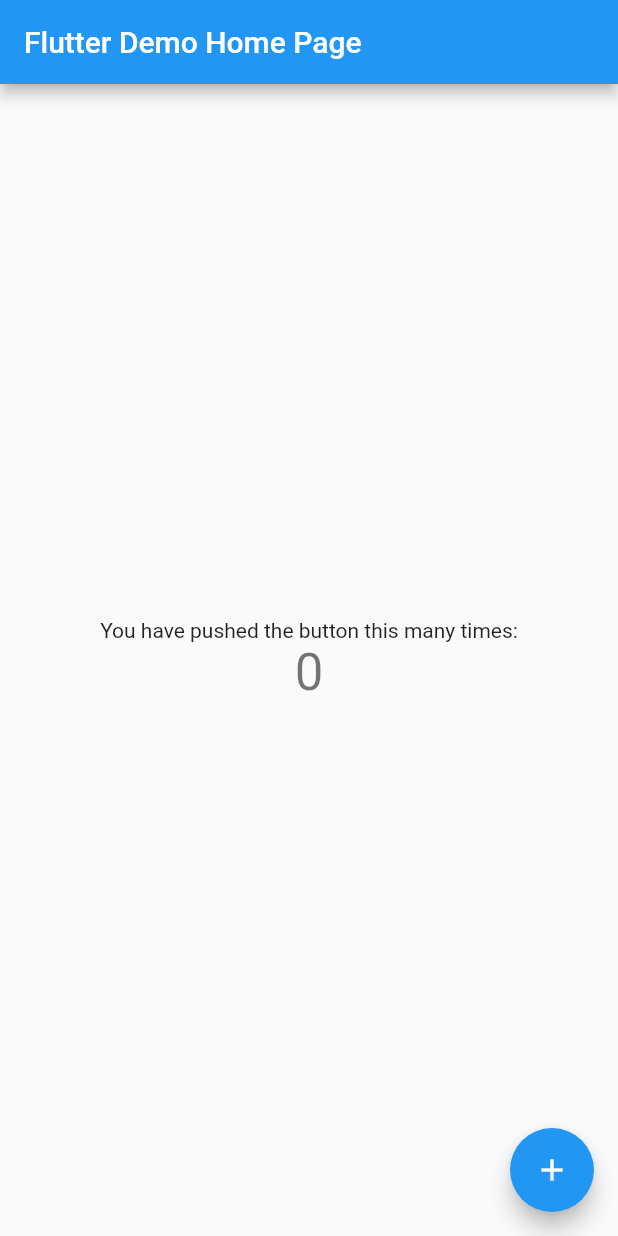
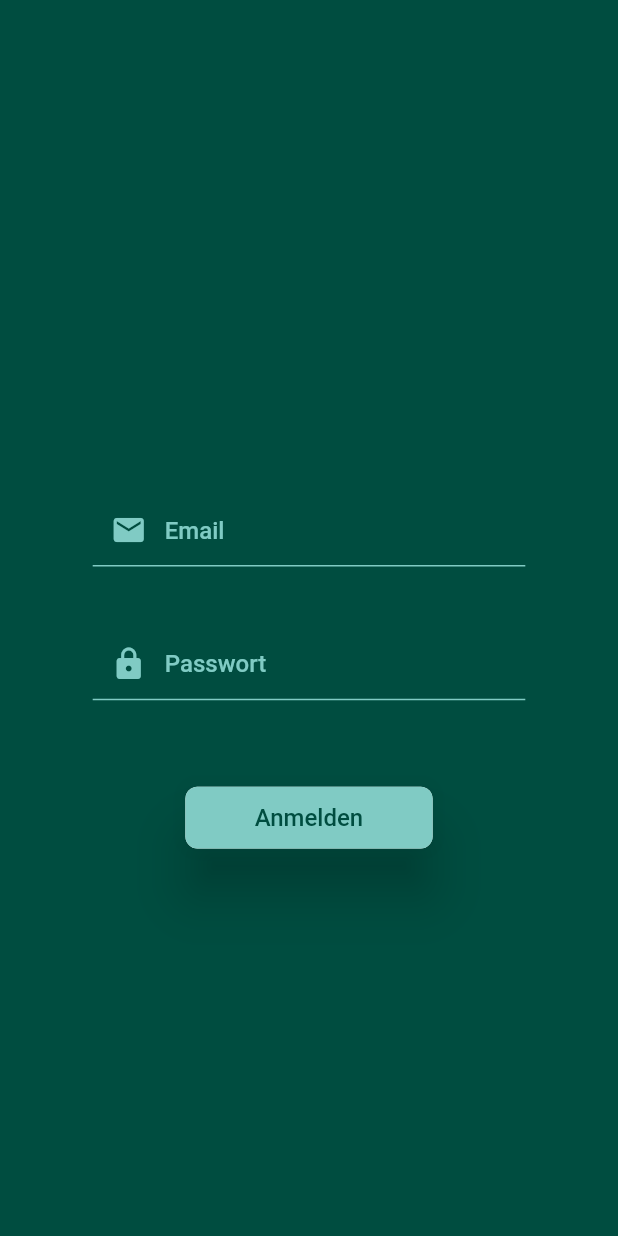
Before and after one commit to SoeBrand/fkt42-login, a Flutter app: the screen it shows after launch, on a phone screen of 412 x 824 dp. Run offline on Flutter 3.47's test engine with Material 2 defaults, Android fonts, the phone set to English and light mode, and no system bars; our stand-ins replace email_validator.

Commit message:
Added login page & user list

```diff
--- a/fkt42login/lib/main.dart
+++ b/fkt42login/lib/main.dart
@@ -1,4 +1,8 @@
+import 'package:fkt42login/pages/login_page.dart';
+import 'package:fkt42login/themes.dart';
+import 'package:fkt42login/pages/user_list_page.dart';
 import 'package:flutter/material.dart';
+
 
 void main() {
   runApp(const MyApp());
@@ -7,109 +11,16 @@ void main() {
 class MyApp extends StatelessWidget {
   const MyApp({Key? key}) : super(key: key);
 
-  // This widget is the root of your application.
   @override
   Widget build(BuildContext context) {
     return MaterialApp(
-      title: 'Flutter Demo',
-      theme: ThemeData(
-        // This is the theme of your application.
-        //
-        // Try running your application with "flutter run". You'll see the
-        // application has a blue toolbar. Then, without quitting the app, try
-        // changing the primarySwatch below to Colors.green and then invoke
-        // "hot reload" (press "r" in the console where you ran "flutter run",
-        // or simply save your changes to "hot reload" in a Flutter IDE).
-        // Notice that the counter didn't reset back to zero; the application
-        // is not restarted.
-        primarySwatch: Colors.blue,
-      ),
-      home: const MyHomePage(title: 'Flutter Demo Home Page'),
-    );
-  }
+      debugShowCheckedModeBanner: false,
+      home:  LoginPage(),
+      theme: AppTheme.lightTheme,
+
+      routes: <String, WidgetBuilder>{
+      "/login": (BuildContext context) => LoginPage(),
+      "/userlist": (BuildContext context) => UserListPage(),}
+
+    );}
 }
-
-class MyHomePage extends StatefulWidget {
-  const MyHomePage({Key? key, required this.title}) : super(key: key);
-
-  // This widget is the home page of your application. It is stateful, meaning
-  // that it has a State object (defined below) that contains fields that affect
-  // how it looks.
-
-  // This class is the configuration for the state. It holds the values (in this
-  // case the title) provided by the parent (in this case the App widget) and
-  // used by the build method of the State. Fields in a Widget subclass are
-  // always marked "final".
-
-  final String title;
-
-  @override
-  State<MyHomePage> createState() => _MyHomePageState();
-}
-
-class _MyHomePageState extends State<MyHomePage> {
-  int _counter = 0;
-
-  void _incrementCounter() {
-    setState(() {
-      // This call to setState tells the Flutter framework that something has
-      // changed in this State, which causes it to rerun the build method below
-      // so that the display can reflect the updated values. If we changed
-      // _counter without calling setState(), then the build method would not be
-      // called again, and so nothing would appear to happen.
-      _counter++;
-    });
-  }
-
-  @override
-  Widget build(BuildContext context) {
-    // This method is rerun every time setState is called, for instance as done
-    // by the _incrementCounter method above.
-    //
-    // The Flutter framework has been optimized to make rerunning build methods
-    // fast, so that you can just rebuild anything that needs updating rather
-    // than having to individually change instances of widgets.
-    return Scaffold(
-      appBar: AppBar(
-        // Here we take the value from the MyHomePage object that was created by
-        // the App.build method, and use it to set our appbar title.
-        title: Text(widget.title),
-      ),
-      body: Center(
-        // Center is a layout widget. It takes a single child and positions it
-        // in the middle of the parent.
-        child: Column(
-          // Column is also a layout widget. It takes a list of children and
-          // arranges them vertically. By default, it sizes itself to fit its
-          // children horizontally, and tries to be as tall as its parent.
-          //
-          // Invoke "debug painting" (press "p" in the console, choose the
-          // "Toggle Debug Paint" action from the Flutter Inspector in Android
-          // Studio, or the "Toggle Debug Paint" command in Visual Studio Code)
-          // to see the wireframe for each widget.
-          //
-          // Column has various properties to control how it sizes itself and
-          // how it positions its children. Here we use mainAxisAlignment to
-          // center the children vertically; the main axis here is the vertical
-          // axis because Columns are vertical (the cross axis would be
-          // horizontal).
-          mainAxisAlignment: MainAxisAlignment.center,
-          children: <Widget>[
-            const Text(
-              'You have pushed the button this many times:',
-            ),
-            Text(
-              '$_counter',
-              style: Theme.of(context).textTheme.headline4,
-            ),
-          ],
-        ),
-      ),
-      floatingActionButton: FloatingActionButton(
-        onPressed: _incrementCounter,
-        tooltip: 'Increment',
-        child: const Icon(Icons.add),
-      ), // This trailing comma makes auto-formatting nicer for build methods.
-    );
-  }
-}
--- /dev/null
+++ b/fkt42login/lib/models/user.dart
@@ -0,0 +1,11 @@
+class User {
+  final String fullname, avatar, email;
+  User({required this.id, required this.fullname, required this.avatar, required this.email});
+  final int id;
+
+  User.fromJson(Map<String, dynamic> json)
+      : fullname = json['last_name'] + ', ' + json['first_name'],
+        id = json['id'],
+        avatar = json['avatar'],
+        email = json['email'];
+}
--- /dev/null
+++ b/fkt42login/lib/pages/login_page.dart
@@ -0,0 +1,117 @@
+import 'package:fkt42login/utils.dart';
+import 'package:fkt42login/themes.dart';
+import 'package:fkt42login/widgets/button.dart';
+import 'package:fkt42login/widgets/textfield_password.dart';
+import 'package:fkt42login/widgets/textfield_email.dart';
+import 'package:flutter/material.dart';
+import 'package:http/http.dart' as http;
+//import 'package:flutter_secure_storage/flutter_secure_storage.dart';
+import 'dart:convert';
+
+class LoginPage extends StatelessWidget {
+  final emailController = TextEditingController();
+  final passwordController = TextEditingController();
+  final GlobalKey<FormState> _formKey = GlobalKey<FormState>();
+
+  LoginPage({Key? key}) : super(key: key);
+
+  @override
+  Widget build(BuildContext context) {
+    double width = MediaQuery.of(context).size.width;
+    double height = MediaQuery.of(context).size.height;
+
+    final themeData = Theme.of(context);
+
+    return Scaffold(
+      backgroundColor: themeData.colorScheme.primary,
+      body: Form(
+        key: _formKey,
+        child: SingleChildScrollView(
+          child: Padding(
+            padding: EdgeInsets.only(left: width * 0.15, right: width * 0.15),
+            child: Column(
+              children: [
+                SizedBox(
+                  height: height * 0.4,
+                ),
+                createEmailTextfield(emailController: emailController),
+                SizedBox(height: height * 0.05),
+                CreatePasswordTextfield(passwordController: passwordController),
+                SizedBox(
+                  height: height * 0.07,
+                ),
+                CreateButton(
+                  text: "Anmelden",
+                  color: themeData.colorScheme.onPrimary,
+                  onPressed: () async {
+                    if (!_formKey.currentState!.validate()) {
+                      return;
+                    }
+                    print(emailController.text);
+                    print(passwordController.text);
+                    bool validLogin = await Login.loginUser(
+                        emailController.text, passwordController.text);
+
+                    if (validLogin) {
+                      Navigator.of(context).pushReplacementNamed('/userlist');
+                    } else {
+                      showDialog(
+                          context: context,
+                          builder: (context) {
+                            return const AlertDialog(
+                              content: Text('Login ist fehlgeschlagen.'),
+                            );
+                          });
+                    }
+                  },
+                )
+              ],
+            ),
+          ),
+        ),
+      ),
+    );
+  }
+}
+
+class UserData {
+  final String email;
+
+  UserData({required this.email});
+
+  factory UserData.fromJson(Map<String, dynamic> json) {
+    return UserData(email: json['email']);
+  }
+}
+
+class Login {
+  static Future<bool> loginUser(String email, String password) async {
+    String basicAuth = 'Basic ' + base64Encode(utf8.encode('test:W!_FjnC_V4'));
+    var uri = Uri.parse('https://reqres.in/api/login');
+
+    final response = await http.post(
+      uri,
+      headers: <String, String>{
+        'Content-Type': 'application/json; charset=UTF-8',
+        'authorization': basicAuth,
+      },
+      body: jsonEncode(<String, String>{
+        'email': email,
+        'password': password,
+      }),
+    );
+    if (response.statusCode == 200) {
+      return true;
+      /*
+      final storage = new FlutterSecureStorage();
+      await storage.write(key: "email", value: email);
+      await storage.write(key: "password", value: password);
+      return true;
+    } else {
+      return false;
+    }*/
+
+    }
+    return false;
+  }
+}
--- /dev/null
+++ b/fkt42login/lib/themes.dart
@@ -0,0 +1,49 @@
+
+
+import 'package:flutter/material.dart';
+
+class AppTheme{
+  AppTheme._();
+
+  static final _primaryColor = Colors.teal.shade900;
+  static final _onPrimaryColor = Colors.teal.shade200;
+  static final _iconColor = Colors.white;
+
+  static final _primaryTextColor = Colors.teal.shade200;
+  static final _secondaryTextColor = Colors.teal.shade900;
+
+  static final TextStyle _bodyTextLight = TextStyle(
+    color: _primaryTextColor,
+    fontSize: 16,
+  );
+
+  static final TextStyle _bodyTextDark = TextStyle(
+    color: _primaryColor,
+    fontSize: 16,
+  );
+
+  static final TextStyle _buttonText = TextStyle(
+    color: _secondaryTextColor,
+    fontSize: 16,
+  );
+
+  static final TextTheme _textTheme = TextTheme(
+    bodyText1: _bodyTextLight,
+    bodyText2: _bodyTextDark,
+    button: _buttonText,
+  );
+
+  static final ThemeData lightTheme = ThemeData(
+    scaffoldBackgroundColor: Colors.white,
+    appBarTheme: AppBarTheme(
+      color: _primaryColor,
+
+    ),
+    colorScheme: ColorScheme.light(
+      primary: _primaryColor,
+      onPrimary: _onPrimaryColor,
+      secondary: _iconColor,
+    ),
+    textTheme: _textTheme,
+  );
+}
--- /dev/null
+++ b/fkt42login/lib/widgets/button.dart
@@ -0,0 +1,37 @@
+import 'package:flutter/material.dart';
+import 'package:fkt42login/themes.dart';
+
+class CreateButton extends StatelessWidget {
+
+  final Function onPressed;
+  final String text;
+  final Color color;
+  const CreateButton({ Key? key, required this.onPressed, required this.text, required this.color,}) : super(key: key);
+
+  @override
+  Widget build(BuildContext context) {
+    double width = MediaQuery.of(context).size.width;
+    double height = MediaQuery.of(context).size.height;
+    final themeData = Theme.of(context);
+    return InkWell(
+      onTap: () => {onPressed()},
+      child: Material(
+        elevation: 16,
+        borderRadius: BorderRadius.circular(8),
+        child: Container(
+          height: height*0.05,
+          width: width*0.4,
+          decoration: BoxDecoration(
+            borderRadius: BorderRadius.circular(8),
+            color: color),
+          child: Center(
+            child: Text(text,
+            style: themeData.textTheme.button),
+          )
+
+          ),
+
+        ),
+      );
+  }
+}
--- /dev/null
+++ b/fkt42login/lib/widgets/textfield_email.dart
@@ -0,0 +1,41 @@
+import 'package:flutter/material.dart';
+import 'package:fkt42login/themes.dart';
+import 'package:fkt42login/utils.dart';
+
+class createEmailTextfield extends StatelessWidget {
+  final TextEditingController emailController;
+  createEmailTextfield({Key? key, required this.emailController})
+      : super(key: key);
+
+  @override
+  Widget build(BuildContext context) {
+    final themeData = Theme.of(context);
+    return TextFormField(
+      controller: emailController,
+      validator: (value) {
+        if (value == null) {
+          return "Bitte eine gültige Email Adresse angeben.";
+        }
+
+        if (!Utils.isEmail(value)) {
+          return "Bitte eine gültige Email Adresse angeben.";
+        }
+      },
+      keyboardType: TextInputType.emailAddress,
+      maxLength: 40,
+      textAlign: TextAlign.left,
+      textAlignVertical: TextAlignVertical.center,
+      style: themeData.textTheme.bodyText1,
+      decoration: InputDecoration(
+        counterText: '',
+        hintText: "Email",
+        hintStyle: themeData.textTheme.bodyText1,
+        prefixIcon: Icon(Icons.email, color: themeData.colorScheme.onPrimary),
+        enabledBorder: UnderlineInputBorder(
+            borderSide: BorderSide(color: themeData.colorScheme.onPrimary)),
+        focusedBorder: UnderlineInputBorder(
+            borderSide: BorderSide(color: themeData.colorScheme.onPrimary)),
+      ),
+    );
+  }
+}
--- /dev/null
+++ b/fkt42login/lib/widgets/textfield_password.dart
@@ -0,0 +1,36 @@
+import 'package:flutter/material.dart';
+import 'package:fkt42login/themes.dart';
+
+class CreatePasswordTextfield extends StatelessWidget {
+  final TextEditingController passwordController;
+  CreatePasswordTextfield({ Key? key, required this.passwordController }) : super(key: key);
+
+  @override
+  Widget build(BuildContext context) {
+
+    final themeData = Theme.of(context);
+    return TextFormField(
+                controller: passwordController,
+                validator: (value){
+                  if(value != null){
+                    if(value.isEmpty){
+                    return 'Bitte Passwort eingeben.';
+                  }}
+                },
+                maxLength: 40,
+                textAlign: TextAlign.left,
+                textAlignVertical: TextAlignVertical.center,
+                style: themeData.textTheme.bodyText1,
+                obscureText: true,
+                autocorrect: false,
+                decoration: InputDecoration(
+                  counterText: '',
+                  hintText: 'Passwort', hintStyle: themeData.textTheme.bodyText1,
+
+                  prefixIcon: Icon(Icons.lock, color: themeData.colorScheme.onPrimary),
+                  enabledBorder: UnderlineInputBorder(borderSide: BorderSide(color: themeData.colorScheme.onPrimary)),
+                  focusedBorder: UnderlineInputBorder(borderSide: BorderSide(color: themeData.colorScheme.onPrimary)),
+                ),
+              );
+  }
+}
--- a/fkt42login/pubspec.yaml
+++ b/fkt42login/pubspec.yaml
@@ -29,7 +29,10 @@ environment:
 dependencies:
   flutter:
     sdk: flutter
-
+  email_validator: ^2.0.1
+  syncfusion_flutter_datagrid: ^19.1.58-beta
+  http: ^0.13.4
+  intl: ^0.17.0
 
   # The following adds the Cupertino Icons font to your application.
   # Use with the CupertinoIcons class for iOS style icons.
```
Also changed, not shown: fkt42login/lib/pages/user_detail_page.dart (added, +49 -0 lines), fkt42login/lib/pages/user_list_page.dart (added, +20 -0 lines), fkt42login/lib/utils.dart (added, +12 -0 lines), fkt42login/lib/widgets/user_list.dart (added, +59 -0 lines), fkt42login/lib/pages/register_page.dart (added), fkt42login/pubspec.lock, 1 other file.
